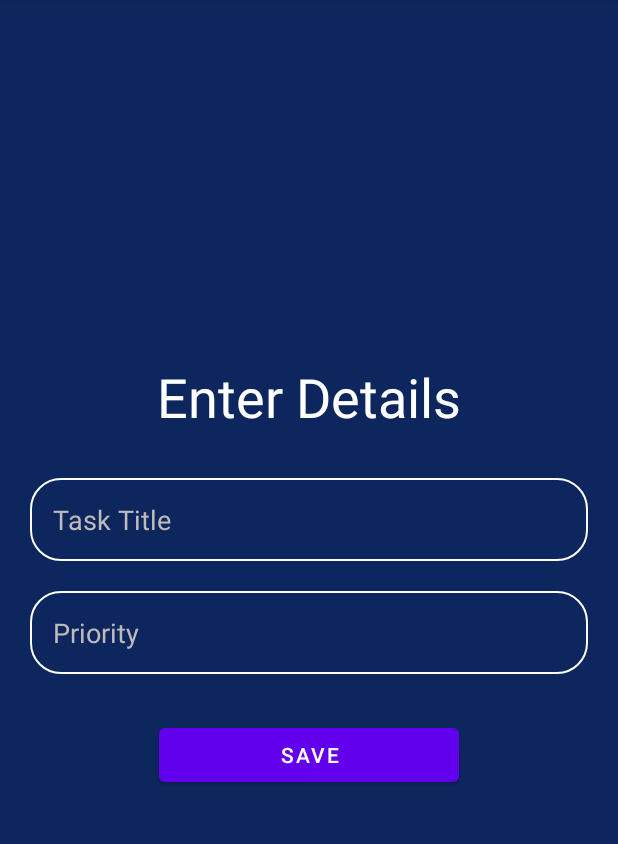
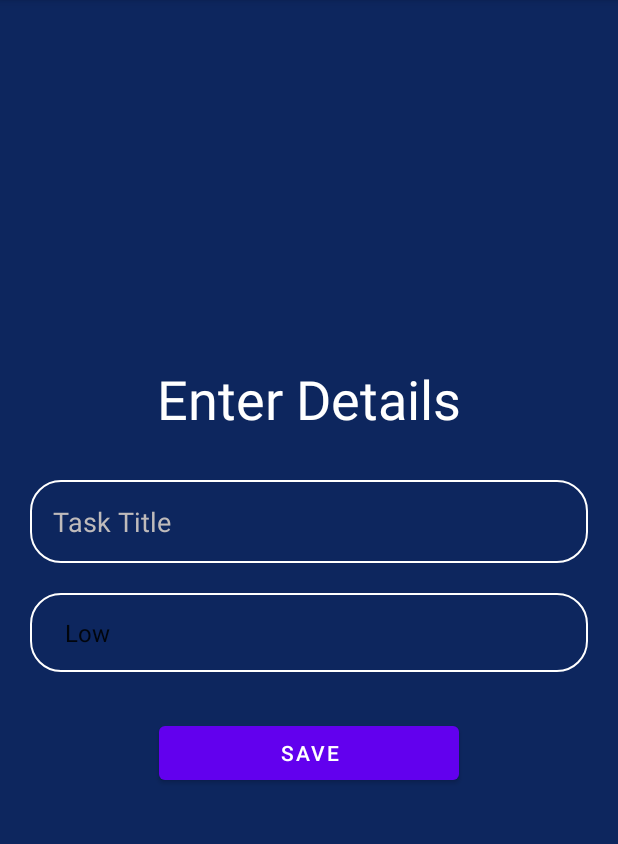
Before and after one commit to Hesh-k/DoMee, an Android app: the CreateCard screen opened directly, with no data from a screen before it, after a tap on "SAVE", on a phone screen of 412 x 824 dp, the part 84-928 px from its top. Run offline under Robolectric (Android 15) with nearby library versions, the phone set to English and light mode, and no system bars; our stand-ins replace Room's generated code.

Commit message:
comments added

```diff
--- a/app/src/main/AndroidManifest.xml
+++ b/app/src/main/AndroidManifest.xml
@@ -16,7 +16,7 @@
 
         <activity
             android:name=".SplashScreen"
-            android:exported="true"> <!-- or android:exported="false" if you don't want it to be accessible from other apps -->
+            android:exported="true">
             <intent-filter>
                 <action android:name="android.intent.action.MAIN" />
                 <category android:name="android.intent.category.LAUNCHER" />
--- a/app/src/main/java/com/heshan/domee/CreateCard.kt
+++ b/app/src/main/java/com/heshan/domee/CreateCard.kt
@@ -11,10 +11,8 @@ import kotlinx.coroutines.launch
 import android.util.Log // Import Log class
 import kotlinx.coroutines.delay // Import delay function
 
-
-
 class CreateCard : AppCompatActivity() {
-    private lateinit var database: myDatabase
+    private lateinit var database: myDatabase // Database instance
     private lateinit var binding: ActivityCreateCardBinding // Declare ViewBinding variable
 
     override fun onCreate(savedInstanceState: Bundle?) {
@@ -22,26 +20,37 @@ class CreateCard : AppCompatActivity() {
         binding = ActivityCreateCardBinding.inflate(layoutInflater) // Initialize ViewBinding
         setContentView(binding.root)
 
+        // Initialize Room database
         database = Room.databaseBuilder(
-            applicationContext, myDatabase::class.java, "DoMee"
+            applicationContext,
+            myDatabase::class.java,
+            "DoMee"
         ).build()
 
+        // Set an OnClickListener for the saveButton
         binding.saveButton.setOnClickListener {
-            val title = binding.createTitle.text.toString().trim()
-            val priority = binding.createPriority.text.toString().trim()
+            val title = binding.createTitle.text.toString().trim() // Get the title from the EditText
+            val priority = binding.createPriority.selectedItem.toString() // Get the selected priority
 
+            // Check if title and priority are not empty
             if (title.isNotEmpty() && priority.isNotEmpty()) {
                 lifecycleScope.launch {
+                    // Insert the task into the database
                     database.dao().insertTask(Entity(0, title, priority))
                     Log.d("CreateCard", "Task inserted into database at ${System.currentTimeMillis()}: Entity(0, $title, $priority)")
 
+                    // Retrieve all data from the database
                     val allData = database.dao().getTasks()
                     Log.d("MainActivity", "Data retrieved from database at ${System.currentTimeMillis()}: $allData ")
+
                     delay(500) // Wait for 500 milliseconds
+
+                    // Navigate to the MainActivity
                     val intent = Intent(this@CreateCard, MainActivity::class.java)
                     startActivity(intent)
                 }
             } else {
+                // Show a Toast message if title or priority is empty
                 Toast.makeText(this, "Title and Priority cannot be empty", Toast.LENGTH_SHORT).show()
             }
         }
--- a/app/src/main/java/com/heshan/domee/DAO.kt
+++ b/app/src/main/java/com/heshan/domee/DAO.kt
@@ -4,6 +4,8 @@ import androidx.room.*
 
 @Dao
 interface DAO {
+
+    // Insert, update, delete, and query methods for the database
     @Insert
     suspend fun insertTask(entity: Entity)
 
@@ -16,9 +18,6 @@ interface DAO {
     @Query("DELETE FROM DoMee")
     suspend fun deleteAll()
 
-//    @Query("SELECT * FROM DoMee")
-//    suspend fun getTasks(): List<CardInfo>
-
     @Query("SELECT * FROM DoMee")
     suspend fun getTasks(): List<Entity>
 
--- a/app/src/main/java/com/heshan/domee/Entity.kt
+++ b/app/src/main/java/com/heshan/domee/Entity.kt
@@ -2,6 +2,9 @@ package com.heshan.domee
 
 import androidx.room.Entity
 import androidx.room.PrimaryKey
+
+
+// Entity class for Room database
 
 @Entity(tableName = "DoMee")
 data class Entity(
--- a/app/src/main/java/com/heshan/domee/myDatabase.kt
+++ b/app/src/main/java/com/heshan/domee/myDatabase.kt
@@ -3,6 +3,7 @@ package com.heshan.domee
 import androidx.room.Database
 import androidx.room.RoomDatabase
 
+// Database class for Room database
 @Database(entities = [Entity::class],version=1)
 abstract class myDatabase : RoomDatabase() {
     abstract fun dao():DAO
--- a/app/src/main/res/layout/activity_create_card.xml
+++ b/app/src/main/res/layout/activity_create_card.xml
@@ -29,16 +29,14 @@
         android:textColor="@color/white"
         />
 
-    <EditText
+    <Spinner
         android:id="@+id/create_priority"
         android:layout_width="match_parent"
         android:layout_height="wrap_content"
         android:layout_marginTop="20dp"
-        android:hint="@string/priority"
+        android:background="@drawable/custom_edittetext"
         android:padding="15dp"
-        android:background="@drawable/custom_edittetext"
-        android:textColorHint="#BFBBBB"
-        android:textColor="@color/white"
+        android:entries="@array/priority_array"
         />
 
     <Button
--- a/app/src/main/res/values/strings.xml
+++ b/app/src/main/res/values/strings.xml
@@ -10,4 +10,13 @@
     <string name="update">Update</string>
     <string name="delete">Delete</string>
     <string name="update_detail">Update Details</string>
+
+    <string-array name="priority_array">
+
+            <item>Low</item>
+            <item>Medium</item>
+            <item>High</item>
+    </string-array>
+
+
 </resources>
```
Also changed, not shown: app/src/main/java/com/heshan/domee/Adapter.kt (+15 -1 lines), app/src/main/java/com/heshan/domee/MainActivity.kt (+19 -16 lines), app/src/main/java/com/heshan/domee/UpdateCard.kt (+6 -2 lines), app/src/main/res/layout/activity_update_card.xml (+4 -5 lines).
